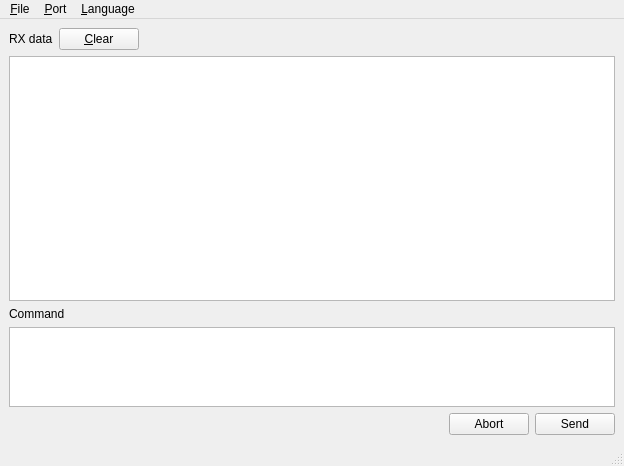
Above: src/mdttools/mdtPortTerm.ui from scandyna/multidiagtools before the change. Below: the same form after it.
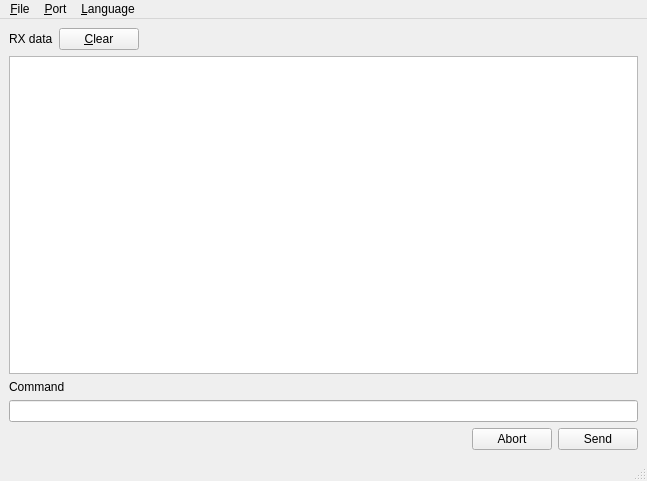
That is the form after the change.

Commit message: Work on mdtPortManager classes + first test on mdtterm with mdtUsbtmcPortManager

The edit to the form file:
```diff
--- a/src/mdttools/mdtPortTerm.ui
+++ b/src/mdttools/mdtPortTerm.ui
@@ -6,8 +6,8 @@
    <rect>
     <x>0</x>
     <y>0</y>
-    <width>624</width>
-    <height>466</height>
+    <width>647</width>
+    <height>481</height>
    </rect>
   </property>
   <property name="windowTitle">
@@ -64,26 +64,7 @@
      </widget>
     </item>
     <item>
-     <widget class="QPlainTextEdit" name="teCmd">
-      <property name="sizePolicy">
-       <sizepolicy hsizetype="Expanding" vsizetype="Fixed">
-        <horstretch>0</horstretch>
-        <verstretch>0</verstretch>
-       </sizepolicy>
-      </property>
-      <property name="minimumSize">
-       <size>
-        <width>0</width>
-        <height>80</height>
-       </size>
-      </property>
-      <property name="maximumSize">
-       <size>
-        <width>16777215</width>
-        <height>80</height>
-       </size>
-      </property>
-     </widget>
+     <widget class="QLineEdit" name="leCmd"/>
     </item>
     <item>
      <layout class="QHBoxLayout" name="bottomHLayout">
@@ -126,8 +107,8 @@
     <rect>
      <x>0</x>
      <y>0</y>
-     <width>624</width>
-     <height>20</height>
+     <width>647</width>
+     <height>23</height>
     </rect>
    </property>
    <widget class="QMenu" name="menu_File">
```
Left out of the diff: 3 changed lines with no effect on the pictures. The commit also changes 6 other files.
